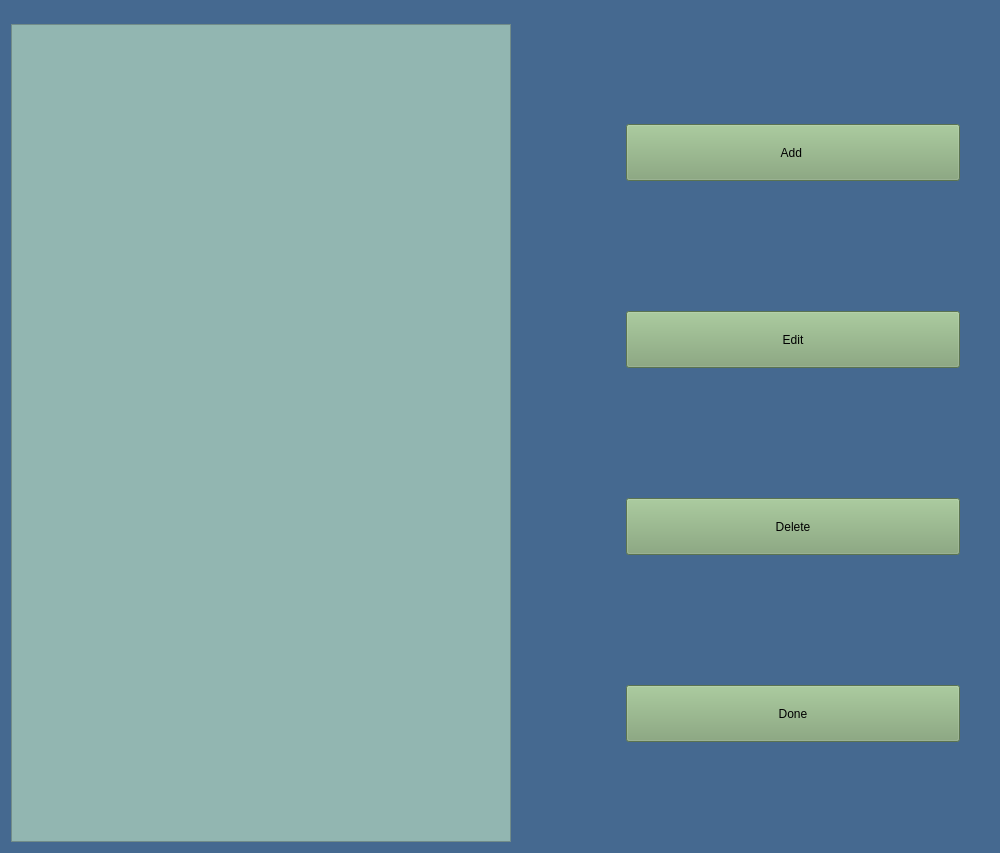
shaahinfaezi/WorkShopProject, file WorkShopProject/tasks.ui: the form before one commit.
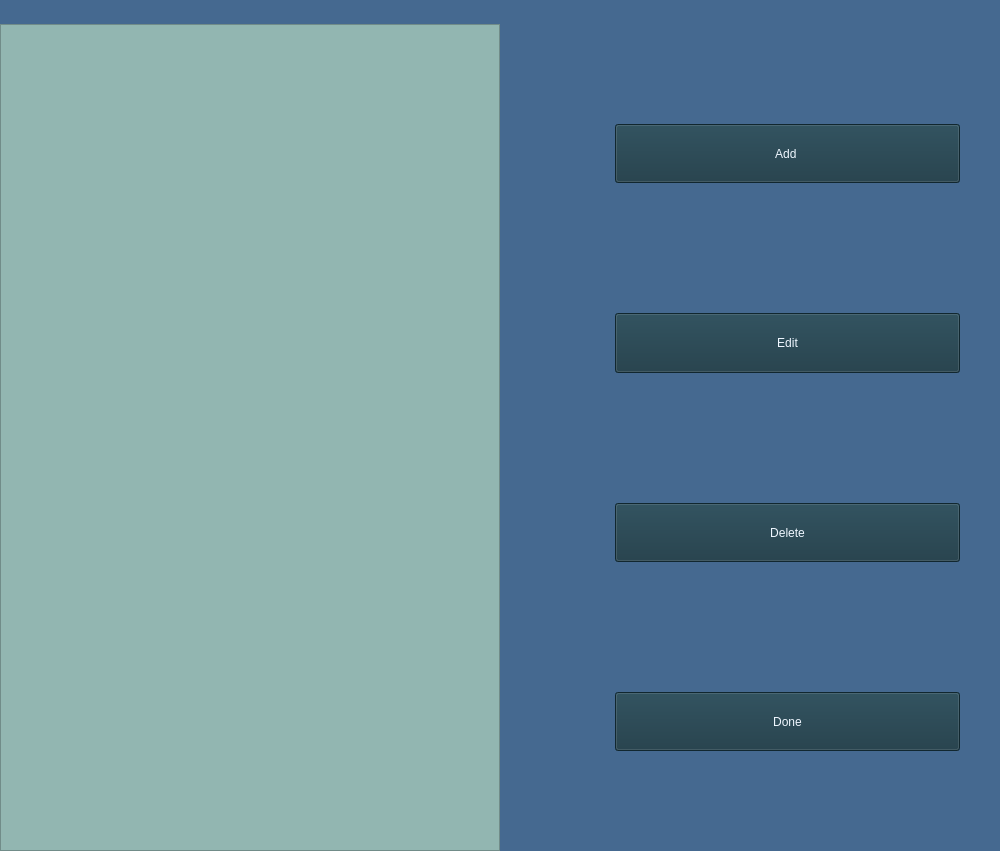
The form after the commit.

Patch:
```diff
--- a/WorkShopProject/tasks.ui
+++ b/WorkShopProject/tasks.ui
@@ -7,7 +7,7 @@
     <x>0</x>
     <y>0</y>
     <width>1000</width>
-    <height>853</height>
+    <height>851</height>
    </rect>
   </property>
   <property name="maximumSize">
@@ -35,12 +35,18 @@
    <property name="sizeConstraint">
     <enum>QLayout::SetDefaultConstraint</enum>
    </property>
+   <property name="leftMargin">
+    <number>0</number>
+   </property>
    <property name="topMargin">
     <number>5</number>
    </property>
    <property name="rightMargin">
     <number>10</number>
    </property>
+   <property name="bottomMargin">
+    <number>0</number>
+   </property>
    <item>
     <widget class="QPushButton" name="pushButton_5">
      <property name="sizePolicy">
@@ -131,7 +137,8 @@
           </sizepolicy>
          </property>
          <property name="styleSheet">
-          <string notr="true">background-color:rgb(126, 161, 114)</string>
+          <string notr="true">background-color:rgb(24, 54, 66);
+color:rgb(239, 247, 255);</string>
          </property>
          <property name="text">
           <string>Add </string>
@@ -147,7 +154,8 @@
           </sizepolicy>
          </property>
          <property name="styleSheet">
-          <string notr="true">background-color:rgb(126, 161, 114)</string>
+          <string notr="true">background-color:rgb(24, 54, 66);
+color:rgb(239, 247, 255);</string>
          </property>
          <property name="text">
           <string>Edit</string>
@@ -163,7 +171,8 @@
           </sizepolicy>
          </property>
          <property name="styleSheet">
-          <string notr="true">background-color:rgb(126, 161, 114)</string>
+          <string notr="true">background-color:rgb(24, 54, 66);
+color:rgb(239, 247, 255);</string>
          </property>
          <property name="text">
           <string>Delete</string>
@@ -179,7 +188,8 @@
           </sizepolicy>
          </property>
          <property name="styleSheet">
-          <string notr="true">background-color:rgb(126, 161, 114)</string>
+          <string notr="true">background-color:rgb(24, 54, 66);
+color:rgb(239, 247, 255);</string>
          </property>
          <property name="text">
           <string>Done</string>
```
